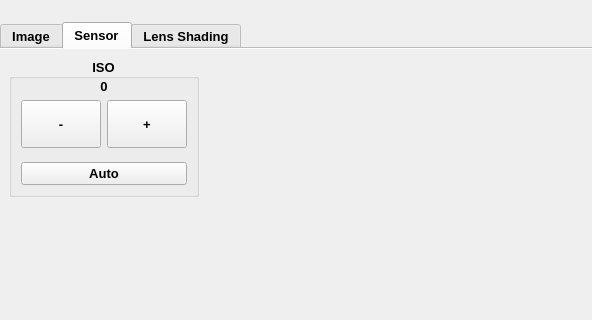
Qt form controller_rc/ui/camera.ui (dridri/bcflight) before a commit.
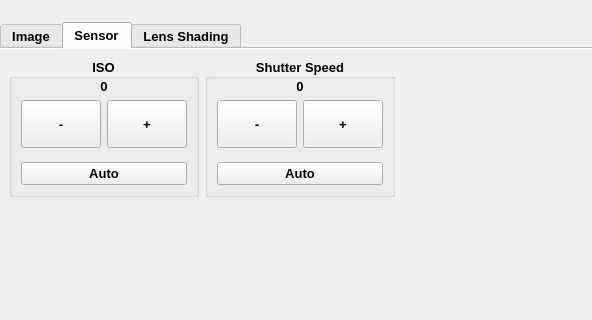
The same form after that commit. The open tabs and pages were chosen to show the change.

Commit message: Can now set camera exposure mode and shutter time

```diff
--- a/controller_rc/ui/camera.ui
+++ b/controller_rc/ui/camera.ui
@@ -348,6 +348,101 @@
        <string>Sensor</string>
       </attribute>
       <layout class="QGridLayout" name="gridLayout_5">
+       <item row="0" column="1">
+        <widget class="QGroupBox" name="groupBox_21">
+         <property name="sizePolicy">
+          <sizepolicy hsizetype="Preferred" vsizetype="Fixed">
+           <horstretch>0</horstretch>
+           <verstretch>0</verstretch>
+          </sizepolicy>
+         </property>
+         <property name="maximumSize">
+          <size>
+           <width>16777215</width>
+           <height>16777215</height>
+          </size>
+         </property>
+         <property name="title">
+          <string>Shutter Speed</string>
+         </property>
+         <property name="alignment">
+          <set>Qt::AlignCenter</set>
+         </property>
+         <layout class="QGridLayout" name="gridLayout_25">
+          <property name="topMargin">
+           <number>0</number>
+          </property>
+          <item row="1" column="0" colspan="2">
+           <widget class="QLabel" name="shutter_speed">
+            <property name="text">
+             <string>0</string>
+            </property>
+            <property name="alignment">
+             <set>Qt::AlignCenter</set>
+            </property>
+           </widget>
+          </item>
+          <item row="3" column="0" colspan="2">
+           <spacer name="verticalSpacer_5">
+            <property name="orientation">
+             <enum>Qt::Vertical</enum>
+            </property>
+            <property name="sizeHint" stdset="0">
+             <size>
+              <width>0</width>
+              <height>8</height>
+             </size>
+            </property>
+           </spacer>
+          </item>
+          <item row="2" column="1">
+           <widget class="QPushButton" name="shutter_speed_inc">
+            <property name="sizePolicy">
+             <sizepolicy hsizetype="Fixed" vsizetype="Maximum">
+              <horstretch>0</horstretch>
+              <verstretch>0</verstretch>
+             </sizepolicy>
+            </property>
+            <property name="minimumSize">
+             <size>
+              <width>0</width>
+              <height>48</height>
+             </size>
+            </property>
+            <property name="text">
+             <string>+</string>
+            </property>
+           </widget>
+          </item>
+          <item row="2" column="0">
+           <widget class="QPushButton" name="shutter_speed_dec">
+            <property name="sizePolicy">
+             <sizepolicy hsizetype="Fixed" vsizetype="Maximum">
+              <horstretch>0</horstretch>
+              <verstretch>0</verstretch>
+             </sizepolicy>
+            </property>
+            <property name="minimumSize">
+             <size>
+              <width>0</width>
+              <height>48</height>
+             </size>
+            </property>
+            <property name="text">
+             <string>-</string>
+            </property>
+           </widget>
+          </item>
+          <item row="4" column="0" colspan="2">
+           <widget class="QPushButton" name="shutter_speed_auto">
+            <property name="text">
+             <string>Auto</string>
+            </property>
+           </widget>
+          </item>
+         </layout>
+        </widget>
+       </item>
        <item row="0" column="0">
         <widget class="QGroupBox" name="groupBox_20">
          <property name="sizePolicy">
@@ -443,7 +538,7 @@
          </layout>
         </widget>
        </item>
-       <item row="0" column="1">
+       <item row="0" column="2">
         <spacer name="horizontalSpacer">
          <property name="orientation">
           <enum>Qt::Horizontal</enum>
@@ -456,7 +551,7 @@
          </property>
         </spacer>
        </item>
-       <item row="1" column="0" colspan="2">
+       <item row="1" column="0" colspan="3">
         <spacer name="verticalSpacer_4">
          <property name="orientation">
           <enum>Qt::Vertical</enum>
```
Left out of the diff: 15 changed lines with no effect on the pictures. The commit also changes 13 other files.
